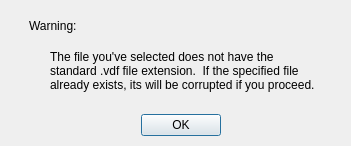
Qt form apps/fcwizard/ui/Page2badfile.ui (yyr/vapor) before a commit.
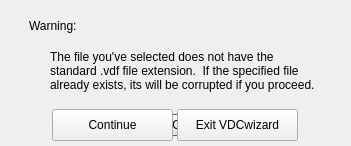
The same form after that commit.

What changed in the file:
```diff
--- a/apps/fcwizard/ui/Page2badfile.ui
+++ b/apps/fcwizard/ui/Page2badfile.ui
@@ -58,6 +58,35 @@
     <bool>true</bool>
    </property>
   </widget>
+  <widget class="QPushButton" name="exitButton">
+   <property name="geometry">
+    <rect>
+     <x>177</x>
+     <y>109</y>
+     <width>121</width>
+     <height>32</height>
+    </rect>
+   </property>
+   <property name="text">
+    <string>Exit VDCwizard</string>
+   </property>
+  </widget>
+  <widget class="QPushButton" name="continueButton">
+   <property name="enabled">
+    <bool>true</bool>
+   </property>
+   <property name="geometry">
+    <rect>
+     <x>52</x>
+     <y>109</y>
+     <width>121</width>
+     <height>32</height>
+    </rect>
+   </property>
+   <property name="text">
+    <string>Continue</string>
+   </property>
+  </widget>
  </widget>
  <resources/>
  <connections>
```
